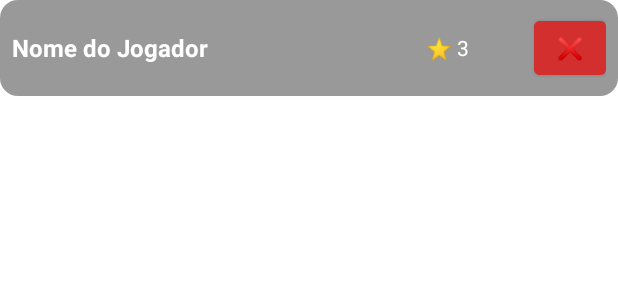
After one commit to osmarDesenvolvedorDeSoftware/futebol_de_terca, an Android app: the layout item_player.xml on its own in the app's theme, with its tools: preview values and no code run, on a phone screen of 412 x 824 dp. The commit adds this screen. Shown: the top 300 px of the screen. Run offline under Robolectric (Android 15) with nearby library versions, the phone set to English and light mode, and no system bars.

Commit message:
atualização tela de player modificada para melhor experiencia do usuario

```diff
--- /dev/null
+++ b/app/src/main/res/drawable/player_background.xml
@@ -0,0 +1,7 @@
+<?xml version="1.0" encoding="utf-8"?>
+<shape xmlns:android="http://schemas.android.com/apk/res/android"
+    android:shape="rectangle">
+    <solid android:color="#66000000"/> <!-- Preto com transparência -->
+    <corners android:radius="12dp"/>
+    <padding android:left="8dp" android:right="8dp" android:top="4dp" android:bottom="4dp"/>
+</shape>
--- /dev/null
+++ b/app/src/main/res/layout/item_player.xml
@@ -0,0 +1,41 @@
+<?xml version="1.0" encoding="utf-8"?>
+<LinearLayout
+    xmlns:android="http://schemas.android.com/apk/res/android"
+    android:layout_width="match_parent"
+    android:layout_height="wrap_content"
+    android:orientation="horizontal"
+    android:padding="8dp"
+    android:gravity="center_vertical"
+    android:background="@drawable/player_background">
+
+    <TextView
+        android:id="@+id/tvPlayerName"
+        android:layout_width="0dp"
+        android:layout_weight="2"
+        android:layout_height="wrap_content"
+        android:text="Nome do Jogador"
+        android:textSize="16sp"
+        android:textStyle="bold"
+        android:textColor="@android:color/white"/>
+
+    <TextView
+        android:id="@+id/tvPlayerRating"
+        android:layout_width="0dp"
+        android:layout_weight="1"
+        android:layout_height="wrap_content"
+        android:text="⭐ 3"
+        android:textSize="14sp"
+        android:textColor="@android:color/white"
+        android:gravity="center"/>
+
+    <Button
+        android:id="@+id/btnRemovePlayer"
+        android:layout_width="wrap_content"
+        android:layout_height="wrap_content"
+        android:text="❌"
+        android:padding="8dp"
+        android:backgroundTint="@color/red"
+        android:textColor="@android:color/white"
+        android:minWidth="48dp"
+        android:minHeight="48dp"/>
+</LinearLayout>
--- a/app/src/main/res/values/colors.xml
+++ b/app/src/main/res/values/colors.xml
@@ -3,15 +3,12 @@
     <color name="primary">#007f00</color>
     <color name="primary_dark">#005700</color>
     <color name="accent">#FFD700</color>
-
     <color name="gray_light">#EEEEEE</color>
     <color name="black">#000000</color>
     <color name="gold">#FFD700</color>
     <color name="silver">#C0C0C0</color>
     <color name="bronze">#CD7F32</color>
     <color name="secondary">#FF5722</color>
-
-
     <color name="green_primary">#007f00</color>
     <color name="green_dark">#005700</color>
     <color name="gray_dark">#424242</color>
@@ -22,4 +19,5 @@
     <color name="white">#FFFFFF</color>
     <color name="green">#008000</color>
     <color name="button_disabled">#555555</color>
+    <color name="red">#D32F2F</color>
 </resources>
```
Also changed, not shown: app/src/main/java/com/com.osmardev/futebolterca/MainActivity.kt (+30 -21 lines), app/src/main/java/com/com.osmardev/futebolterca/PlayerAdapter.kt (added, +38 -0 lines), app/src/main/res/layout/activity_main.xml (+9 -12 lines).
